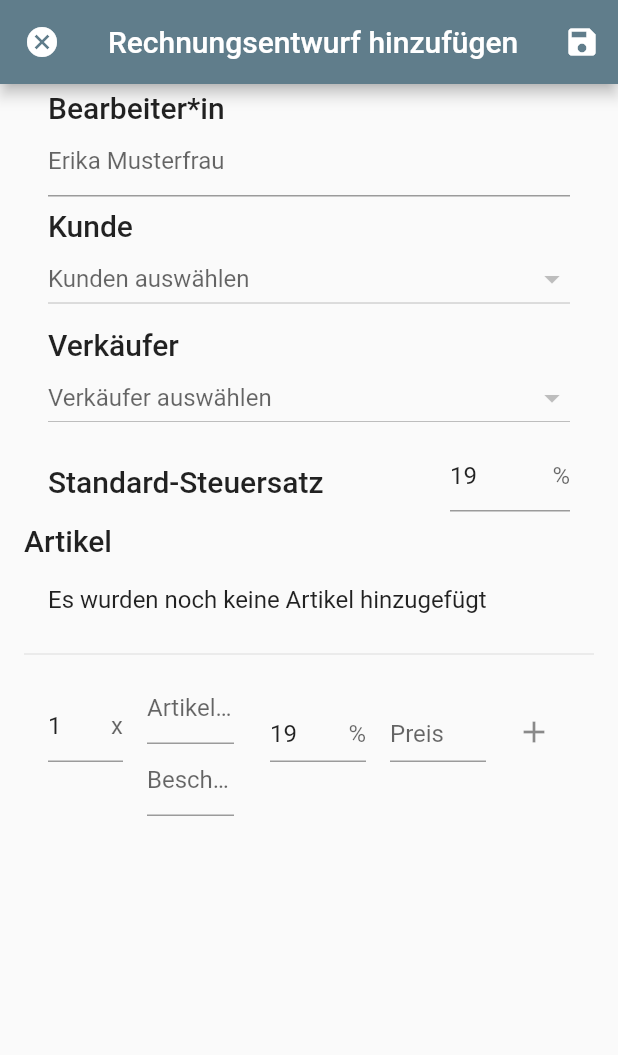
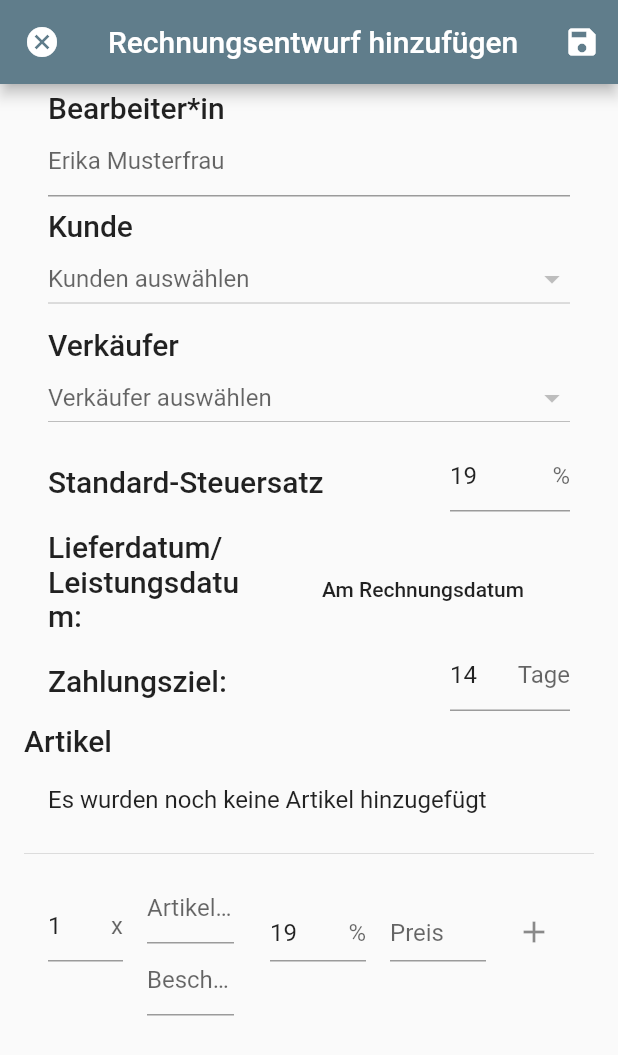
Before and after one commit to leontappe/bitter, a Flutter app: the DraftCreatorPage screen opened directly, on a phone screen of 412 x 824 dp. Shown: the top 1055 px of the screen. Run offline on Flutter 3.47's test engine with Material 2 defaults, Android fonts, the phone set to English and light mode, and no system bars; our stand-ins replace bloc, flutter_bloc, package_info, pdf; missing offline and left inert: file_chooser, mysql1; accounts and stored records are empty; statements that could not run were skipped.

Commit message:
add new attributes to draft and bill
Closes #17, #10

```diff
--- a/lib/src/drafts/draft_creator.dart
+++ b/lib/src/drafts/draft_creator.dart
@@ -153,6 +153,50 @@ class _DraftCreatorPageState extends State<DraftCreatorPage> {
                   ),
                 ),
               ),
+              ListTile(
+                title: Text('Lieferdatum/Leistungsdatum:',
+                    style: Theme.of(context).textTheme.headline6),
+                trailing: Container(
+                  width: 196.0,
+                  height: 64.0,
+                  child: MaterialButton(
+                    child: Text((draft.serviceDate != null)
+                        ? draft.serviceDate.toString().split(' ').first
+                        : 'Am Rechnungsdatum'),
+                    onPressed: () async {
+                      draft.serviceDate = await showDatePicker(
+                        context: context,
+                        initialDate: draft.serviceDate ?? DateTime.now(),
+                        firstDate: DateTime.now(),
+                        lastDate: DateTime(DateTime.now().year + 20),
+                        cancelText: 'Abbrechen',
+                        confirmText: 'Ok',
+                      );
+                      setState(() => draft);
+                      dirty = true;
+                    },
+                  ),
+                ),
+              ),
+              ListTile(
+                title: Text('Zahlungsziel:', style: Theme.of(context).textTheme.headline6),
+                trailing: Container(
+                  width: 80.0,
+                  height: 64.0,
+                  child: TextFormField(
+                    initialValue: draft.dueDays?.toString() ?? '14',
+                    maxLines: 1,
+                    keyboardType: TextInputType.numberWithOptions(),
+                    decoration: InputDecoration(hintText: '14', suffixText: 'Tage'),
+                    validator: (input) => input.isEmpty ? 'Pflichtfeld' : null,
+                    onChanged: (String input) {
+                      setState(() => draft.dueDays = int.parse(input));
+                      _formKey.currentState.validate();
+                      dirty = true;
+                    },
+                  ),
+                ),
+              ),
               Text('Artikel', style: Theme.of(context).textTheme.headline6),
               BlocBuilder<ItemsBloc, ItemsState>(
                 bloc: itemsBloc,
@@ -229,8 +273,10 @@ class _DraftCreatorPageState extends State<DraftCreatorPage> {
                 actions: <Widget>[
                   MaterialButton(
                       onPressed: () => Navigator.pop(context, -1), child: Text('Abbrechen')),
-                  MaterialButton(onPressed: () => Navigator.pop(context, 0), child: Text('Nein')),
-                  MaterialButton(onPressed: () => Navigator.pop(context, 1), child: Text('Ja')),
+                  MaterialButton(
+                      onPressed: () => Navigator.pop(context, 0), child: Text('Verwerfen')),
+                  MaterialButton(
+                      onPressed: () => Navigator.pop(context, 1), child: Text('Speichern')),
                 ],
               ));
       switch (result) {
@@ -271,6 +317,8 @@ class _DraftCreatorPageState extends State<DraftCreatorPage> {
         }
       }
 
+      draft.dueDays ??= 14;
+
       if (widget.draft != null) {
         await repo.update(draft);
       } else {
--- a/lib/src/drafts/draft_popup_menu.dart
+++ b/lib/src/drafts/draft_popup_menu.dart
@@ -120,7 +120,9 @@ class _DraftPopupMenuState extends State<DraftPopupMenu> {
       vendor: vendor,
       customer: customer,
       items: draft.items,
-      created: DateTime.now().toUtc(),
+      created: DateTime.now(),
+      serviceDate: draft.serviceDate ?? DateTime.now(),
+      dueDate: DateTime.now().add(Duration(days: draft.dueDays)),
     ));
 
     if ((await billRepo.select()).length > bills.length) {
--- a/lib/src/models/draft.dart
+++ b/lib/src/models/draft.dart
@@ -12,6 +12,9 @@ class Draft {
   int vendor;
   List<Item> items;
   int tax;
+
+  DateTime serviceDate;
+  int dueDays;
 
   int get sum {
     var sum = 0;
@@ -28,6 +31,8 @@ class Draft {
     @required this.vendor,
     @required this.items,
     @required this.tax,
+    @required this.serviceDate,
+    @required this.dueDays,
   });
 
   factory Draft.empty() => Draft(
@@ -36,6 +41,8 @@ class Draft {
         items: <Item>[],
         tax: null,
         vendor: null,
+        serviceDate: null,
+        dueDays: null,
       );
 
   factory Draft.fromMap(Map map) => Draft(
@@ -46,6 +53,10 @@ class Draft {
         items: ((json.decode(map['items'].toString()) as List)
             .map<Item>((dynamic map) => Item.fromMap(map as Map))).toList(),
         tax: map['tax'] as int,
+        serviceDate: (map['service_date'] != null)
+            ? DateTime.parse(map['service_date'].toString()).toLocal()
+            : null,
+        dueDays: int.parse(map['due_days'].toString()),
       );
 
   Map<String, dynamic> get toMap => <String, dynamic>{
@@ -54,6 +65,8 @@ class Draft {
         'vendor': vendor,
         'items': json.encode(items.map((e) => e.toMap).toList()),
         'tax': tax,
+        if (serviceDate != null) 'service_date': serviceDate.toUtc(),
+        'due_days': dueDays,
       };
 
   @override
--- a/lib/src/repositories/draft_repository.dart
+++ b/lib/src/repositories/draft_repository.dart
@@ -77,10 +77,10 @@ class DraftRepository<T extends DatabaseProvider> {
 
     await db.createTable(
       tableName,
-      ['id', 'editor', 'customer', 'vendor', 'items', 'tax'],
-      ['INTEGER', 'TEXT', 'INTEGER', 'INTEGER', 'TEXT', 'INTEGER'],
+      ['id', 'editor', 'customer', 'vendor', 'items', 'tax', 'service_date', 'due_days'],
+      ['INTEGER', 'TEXT', 'INTEGER', 'INTEGER', 'TEXT', 'INTEGER', 'DATETIME', 'INTEGER'],
       'id',
-      nullable: <bool>[true, false, false, false, false, false],
+      nullable: <bool>[true, false, false, false, false, false, true, false],
     );
   }
 
```
Also changed, not shown: lib/src/bills/bill_page.dart (+12 -0 lines), lib/src/customers/customer_page.dart (+4 -4 lines), lib/src/drafts/pdf_generator.dart (+40 -11 lines), lib/src/models/bill.dart (+35 -0 lines), lib/src/repositories/bill_repository.dart (+42 -3 lines), lib/src/settings/vendors/vendor_page.dart (+4 -4 lines), 1 other file.
